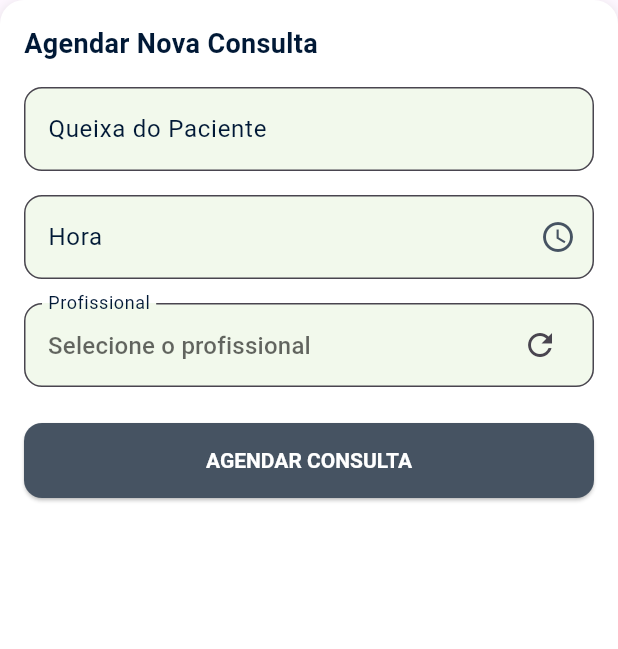
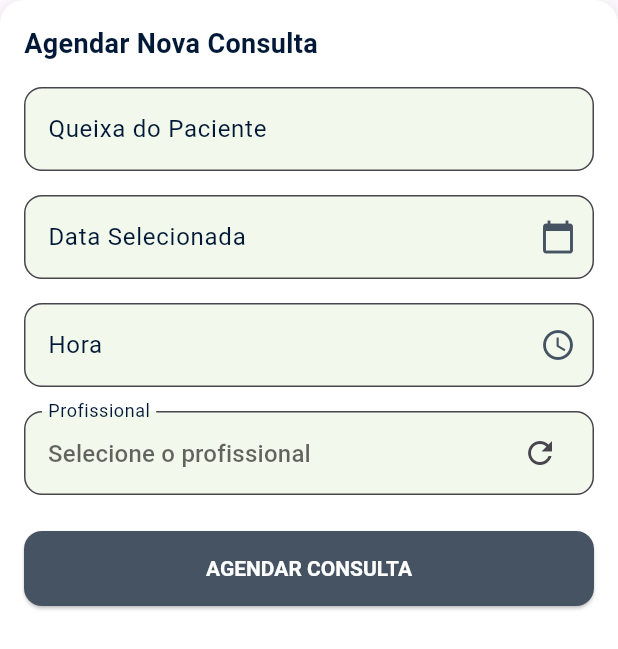
Before and after one commit to Pedrovmart/ProgMulti_PedroMartinelli_Careflow, a Flutter app: the FormWidget widget shown alone on an empty page, opened directly with empty values, on a phone screen of 412 x 824 dp. Shown: the top 649 px of the screen. Run offline on Flutter 3.47's test engine with Material 3 defaults, Android fonts, the phone set to English and light mode, and no system bars; our stand-ins replace cloud_firestore, dio, firebase_auth, firebase_core, flutter_dotenv, go_router and 1 more; accounts and stored records are empty; network calls fail.

Commit message:
fix(agendamento): campo de data

```diff
--- a/lib/app/features/consultas/widgets/form_widget.dart
+++ b/lib/app/features/consultas/widgets/form_widget.dart
@@ -88,6 +88,24 @@ class _FormWidgetState extends State<FormWidget> {
                 filled: true,
                 fillColor: AppColors.light.withValues(alpha: 0.2),
                 labelStyle: TextStyle(color: AppColors.primaryDark),
+              ),
+            ),
+            const SizedBox(height: 16),
+            // Campo de data (somente leitura)
+            TextField(
+              controller: widget.controller.dataController,
+              readOnly: true,
+              decoration: InputDecoration(
+                labelText: 'Data Selecionada',
+                hintText: 'Selecione uma data no calendário',
+                border: OutlineInputBorder(
+                  borderRadius: BorderRadius.circular(12),
+                  borderSide: BorderSide(color: AppColors.primary),
+                ),
+                filled: true,
+                fillColor: AppColors.light.withValues(alpha: 0.2),
+                labelStyle: TextStyle(color: AppColors.primaryDark),
+                suffixIcon: Icon(Icons.calendar_today, color: AppColors.primary),
               ),
             ),
             const SizedBox(height: 16),
```
